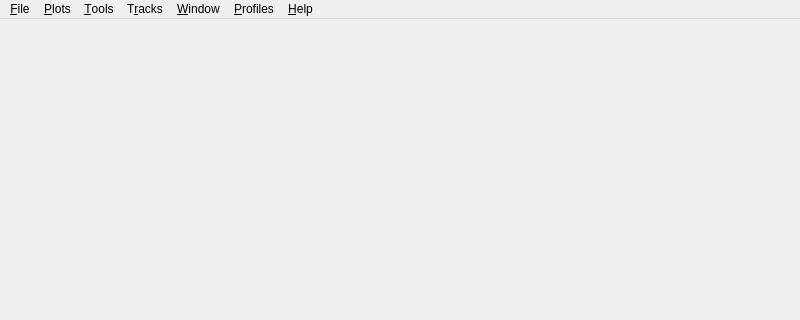
Above: src/mainwindow.ui from crwper/flysight-viewer-2 before the change; both pictures show x 0 to 800 and y 0 to 320 of the 800 by 600 pixel window. Below: the same form after it.
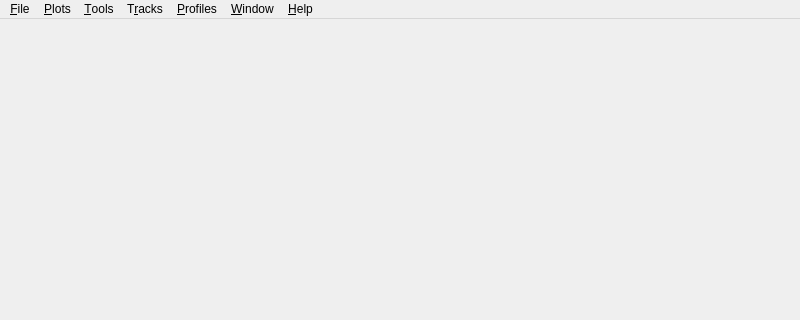
That is the form after the change.

Commit message: Move profiles menu

Diff of the .ui file:
```diff
--- a/src/mainwindow.ui
+++ b/src/mainwindow.ui
@@ -83,8 +83,8 @@
    <addaction name="menuPlots"/>
    <addaction name="menu_Tools"/>
    <addaction name="menuTrack"/>
-   <addaction name="menuWindow"/>
    <addaction name="menuProfiles"/>
+   <addaction name="menuWindow"/>
    <addaction name="menu_Help"/>
   </widget>
   <action name="action_Import">
```
